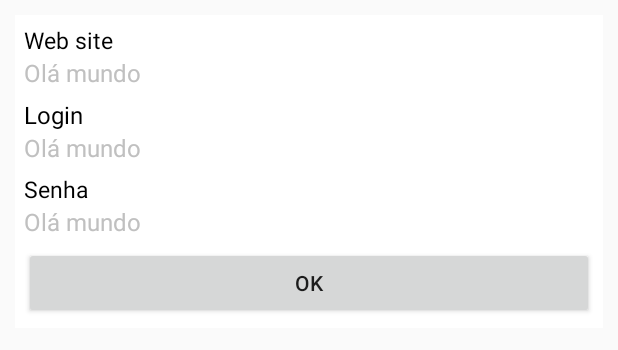
After one commit to SamirSales/android-password-keeper, an Android app: the layout dialog_registration.xml on its own in the app's theme, with its tools: preview values and no code run, on a phone screen of 412 x 824 dp. The commit adds this screen. Shown: the top 350 px of the screen. Run offline under Robolectric (Android 15) with nearby library versions, the phone set to English and light mode, and no system bars.

Commit message:
Registration dialog

```diff
--- a/app/src/main/java/io/github/samirsamir/passwordkeeper/activity/MainActivity.java
+++ b/app/src/main/java/io/github/samirsamir/passwordkeeper/activity/MainActivity.java
@@ -19,6 +19,7 @@ import java.util.List;
 import io.github.samirsamir.passwordkeeper.R;
 import io.github.samirsamir.passwordkeeper.adapter.RegistrationListAdapter;
 import io.github.samirsamir.passwordkeeper.database.RegistrationDB;
+import io.github.samirsamir.passwordkeeper.dialog.RegistrationDialog;
 import io.github.samirsamir.passwordkeeper.dialog.RegistrationEditorDialog;
 import io.github.samirsamir.passwordkeeper.dialog.RegistrationOptionsDialog;
 import io.github.samirsamir.passwordkeeper.entity.Registration;
@@ -70,7 +71,7 @@ public class MainActivity extends AppCompatActivity implements AdapterView.OnIte
     @Override
     public void onItemClick(AdapterView<?> parent, View view, int position, long id) {
         Registration registration = (Registration) registrationListAdapter.getItem(position);
-        Toast.makeText(this, registration.getPassword(), Toast.LENGTH_SHORT).show();
+        new RegistrationDialog(this, registration).show();
     }
 
     @Override
--- /dev/null
+++ b/app/src/main/java/io/github/samirsamir/passwordkeeper/dialog/RegistrationDialog.java
@@ -0,0 +1,48 @@
+package io.github.samirsamir.passwordkeeper.dialog;
+
+import android.app.Activity;
+import android.app.Dialog;
+import android.os.Bundle;
+import android.view.View;
+import android.view.Window;
+import android.widget.Button;
+import android.widget.TextView;
+
+import io.github.samirsamir.passwordkeeper.R;
+import io.github.samirsamir.passwordkeeper.entity.Registration;
+
+public class RegistrationDialog extends Dialog implements
+        android.view.View.OnClickListener {
+
+
+    private Registration registration;
+
+    public RegistrationDialog(Activity activity, Registration registration) {
+        super(activity);
+        this.registration = registration;
+    }
+
+    @Override
+    protected void onCreate(Bundle savedInstanceState) {
+        super.onCreate(savedInstanceState);
+
+        requestWindowFeature(Window.FEATURE_NO_TITLE);
+        setContentView(R.layout.dialog_registration);
+        Button buttonOk = findViewById(R.id.btn_ok);
+        buttonOk.setOnClickListener(this);
+
+        TextView textSite = findViewById(R.id.text_site);
+        TextView textLogin = findViewById(R.id.text_login);
+        TextView textPassword = findViewById(R.id.text_password);
+
+        textSite.setText(registration.getSite());
+        textLogin.setText(registration.getLogin());
+        textPassword.setText(registration.getPassword());
+    }
+
+    @Override
+    public void onClick(View v) {
+        dismiss();
+    }
+
+}
--- /dev/null
+++ b/app/src/main/res/layout/dialog_registration.xml
@@ -0,0 +1,73 @@
+<?xml version="1.0" encoding="utf-8"?>
+<RelativeLayout xmlns:android="http://schemas.android.com/apk/res/android"
+    android:layout_width="match_parent"
+    android:layout_height="wrap_content"
+    android:layout_margin="10dp"
+    android:background="#FFFFFF"
+    android:padding="6dp">
+
+    <LinearLayout
+        android:id="@+id/linear_layout"
+        android:layout_width="match_parent"
+        android:layout_height="wrap_content"
+        android:layout_below="@+id/header"
+        android:orientation="vertical">
+
+        <TextView
+            android:layout_height="wrap_content"
+            android:layout_width="wrap_content"
+            android:text="@string/web_site"
+            android:textSize="15sp"
+            android:textColor="#000000"/>
+
+        <TextView
+            android:id="@+id/text_site"
+            android:layout_height="wrap_content"
+            android:layout_width="wrap_content"
+            android:text="@string/hello_world"
+            android:textColor="#c0c0c0"
+            android:textSize="16sp"/>
+
+        <TextView
+            android:layout_height="wrap_content"
+            android:layout_width="wrap_content"
+            android:layout_marginTop="6dp"
+            android:text="@string/login"
+            android:textSize="16sp"
+            android:textColor="#000000"/>
+
+        <TextView
+            android:id="@+id/text_login"
+            android:layout_height="wrap_content"
+            android:layout_width="wrap_content"
+            android:text="@string/hello_world"
+            android:textColor="#c0c0c0"
+            android:textSize="16sp"/>
+
+        <TextView
+            android:layout_height="wrap_content"
+            android:layout_width="wrap_content"
+            android:layout_marginTop="6dp"
+            android:text="@string/password"
+            android:textSize="15sp"
+            android:textColor="#000000"/>
+
+        <TextView
+            android:id="@+id/text_password"
+            android:layout_height="wrap_content"
+            android:layout_width="wrap_content"
+            android:text="@string/hello_world"
+            android:textColor="#c0c0c0"
+            android:textSize="16sp"/>
+    </LinearLayout>
+
+    <Button
+        android:id="@+id/btn_ok"
+        android:layout_width="match_parent"
+        android:layout_height="wrap_content"
+        android:layout_below="@+id/linear_layout"
+        android:layout_marginTop="6dp"
+        android:textSize="@dimen/dialog_button_text"
+        android:text="@string/ok"/>
+
+</RelativeLayout>
--- a/app/src/main/res/values/strings.xml
+++ b/app/src/main/res/values/strings.xml
@@ -22,4 +22,5 @@
     <string name="yes">Sim</string>
     <string name="no">Não</string>
     <string name="registration_editing">Edição de registro</string>
+    <string name="ok">Ok</string>
 </resources>
```
